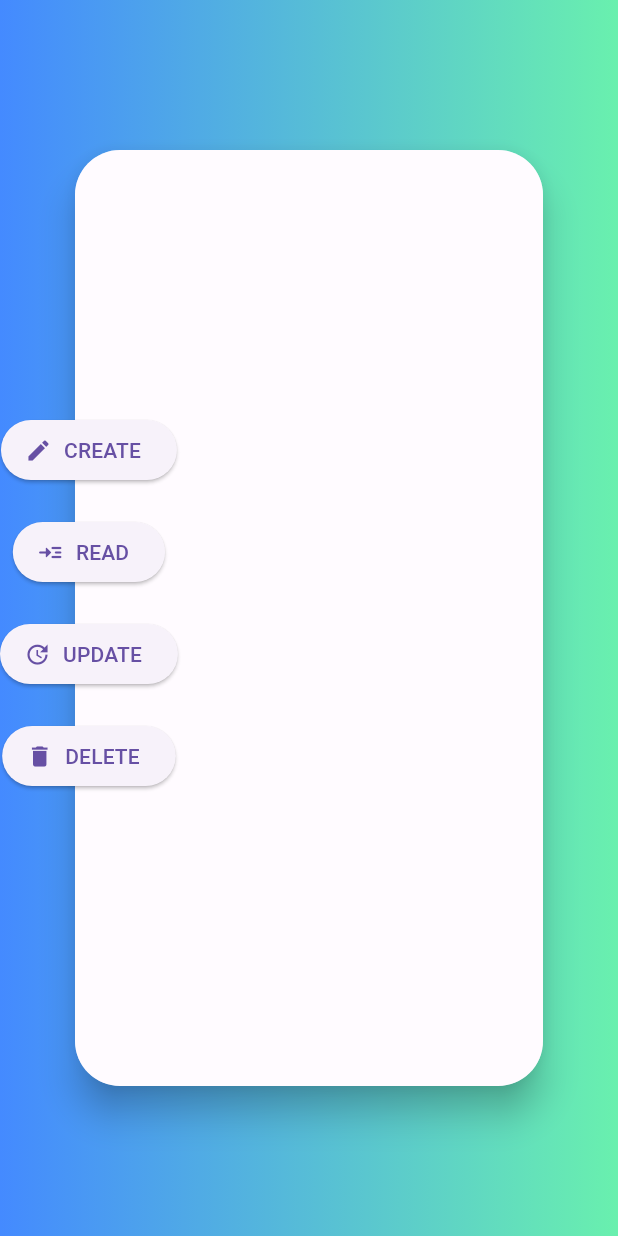
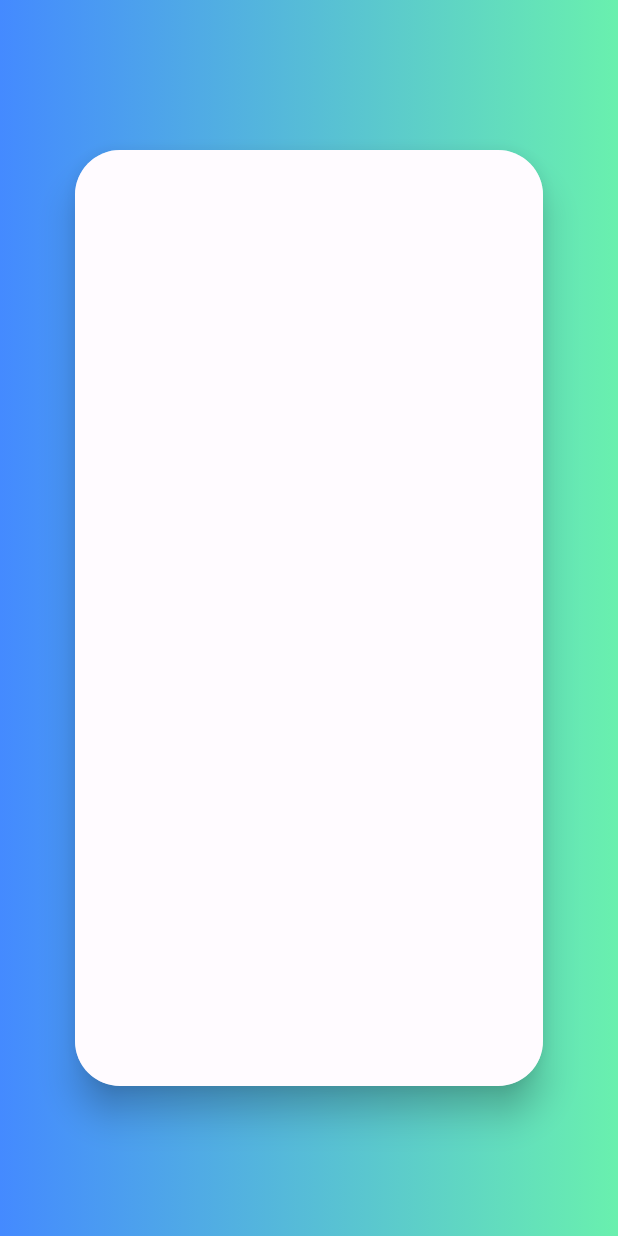
Before and after one commit to Osandi-Hirimuthugoda/CRUD-Operators-in-Flutter-Node-js, a Flutter app: the screen it shows after launch, after a tap on "CREATE", on a phone screen of 412 x 824 dp. Run offline on Flutter 3.47's test engine with Material 3 defaults, Android fonts, the phone set to English and light mode, and no system bars.

```diff
--- a/lib/HomePage.dart
+++ b/lib/HomePage.dart
@@ -1,5 +1,6 @@
 import 'package:flutter/material.dart';
 import 'package:flutter/widgets.dart';
+import 'package:frontend/create.dart';
 
 
 class HomePage extends StatefulWidget{
@@ -46,12 +47,14 @@ class HomePageState extends State<HomePage>{
               ),
             ),
 
-            Container(
+            Center(
               child: Column(
                 mainAxisAlignment: MainAxisAlignment.center,
                 children: [
                   ElevatedButton.icon(
-                    onPressed:(){},
+                    onPressed:(){
+                      Navigator.of(context).push(MaterialPageRoute(builder: (_)=>createScreen()));
+                    },
                      icon: Icon(Icons.create),
                      label: Text("CREATE")),
                      Padding(padding: EdgeInsets.only(top: 20)),
--- /dev/null
+++ b/lib/create.dart
@@ -0,0 +1,57 @@
+import 'package:flutter/material.dart';
+import 'package:flutter/widgets.dart';
+
+
+class createScreen extends StatefulWidget{
+  createScreenState createState(){
+    return createScreenState();
+  }
+
+}
+
+class createScreenState extends State<createScreen>{
+  @override
+  Widget build(BuildContext context) {
+      return Scaffold(
+        body: Container(
+          child: Stack(
+            children: [
+              Container(
+                decoration: BoxDecoration(
+                  gradient: LinearGradient(colors: [
+                    Colors.blueAccent,
+                    Colors.greenAccent
+                  ])
+                ),
+              ),
+            Container(
+              margin: EdgeInsets.symmetric(vertical:100,horizontal:50  ),
+              child: Material(
+                elevation: 10,
+                borderRadius: BorderRadius.circular(30),
+                child: Container(
+
+                ),
+              ),
+            ),
+
+
+            Container(
+              margin: EdgeInsets.symmetric(vertical:100,horizontal:50  ),
+              height: MediaQuery.of(context).size.height,
+              width: MediaQuery.of(context).size.width,
+              decoration: BoxDecoration(
+                borderRadius: BorderRadius.circular(30),
+                color: Colors.white54
+              ),
+            ),
+
+
+
+            ],
+          ),
+        )
+      );
+  }
+
+}
```
